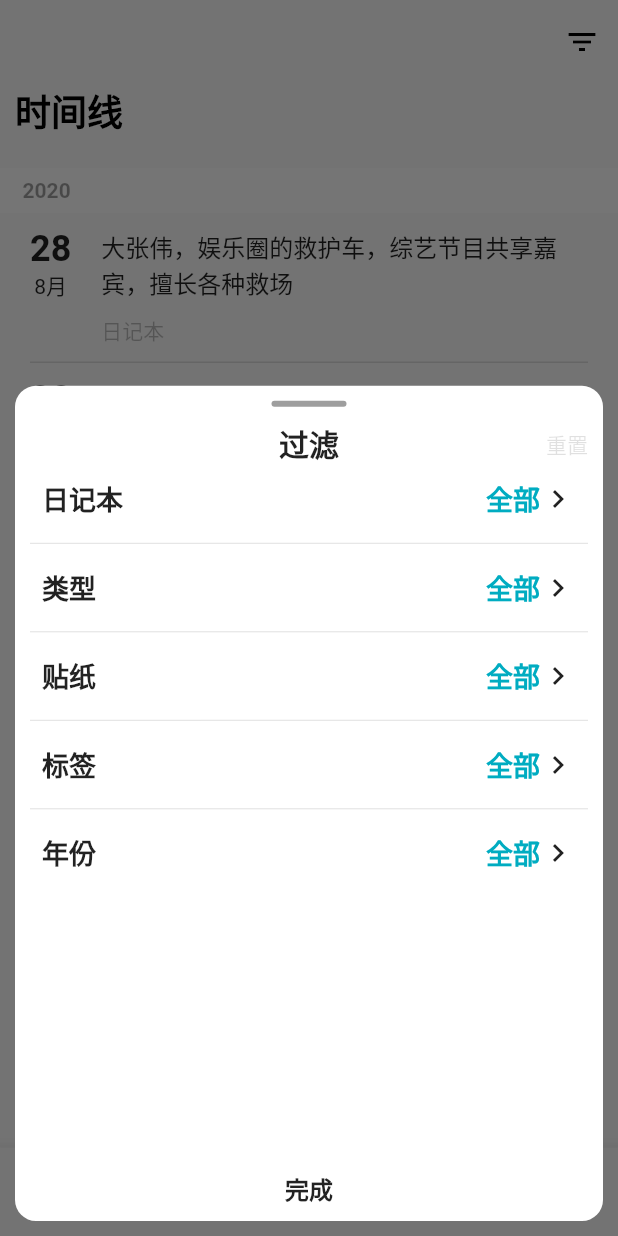
After one commit to Hemomoo/gezhi, a Flutter app: the screen it shows after launch, item 2 of the bottom bar chosen, after a tap on the "filter list" icon, on a phone screen of 412 x 824 dp. The commit adds this screen. Run offline on Flutter 3.47's test engine with Material 2 defaults, Android fonts, the phone set to English and light mode, and no system bars; our stand-ins replace dio, event_bus, flutter_keyboard_visibility, flutter_markdown, flutter_screenutil, flutter_slidable and 6 more; missing offline and left inert: draggable_flutter_list, launch_review; accounts and stored records are empty; statements that could not run were skipped.

Commit message:
滚动增加列表

```diff
--- a/gezhi/lib/main.dart
+++ b/gezhi/lib/main.dart
@@ -2,6 +2,8 @@
 import 'package:flutter/rendering.dart';
 import 'package:gezhi/pages/error/404.dart';
 import 'package:gezhi/pages/index.dart';
+import 'package:provider/provider.dart';
+import 'package:gezhi/providers/me/me.dart';
 import 'package:flutter_screenutil/flutter_screenutil.dart';
 // import 'package:gezhi/pages/login/login.dart';s
 
@@ -21,10 +23,13 @@
 }
 
 class MyApp extends StatelessWidget {
-  // This widget is the root of your application.
   @override
   Widget build(BuildContext context) {
-    return MaterialApp(
+    return MultiProvider(
+      providers: [
+        ChangeNotifierProvider<Me>(create: (context) => Me()),
+      ],
+      child: MaterialApp(
           title: '格志日记',
           debugShowCheckedModeBanner: false, // 取消debug
           theme: ThemeData(
@@ -40,6 +45,7 @@
           // routes: new Routes(context).routes,
           onGenerateRoute: onGenerateRoute,
           //错误的路由跳转到404
-        onUnknownRoute: (settings) => MaterialPageRoute(builder: (context) => PageNotFound()));
+          onUnknownRoute: (settings) => MaterialPageRoute(builder: (context) => PageNotFound())),
+    );
   }
 }
--- /dev/null
+++ b/gezhi/lib/widgets/time_line/index/date_line_delegate.dart
@@ -0,0 +1,30 @@
+import 'package:flutter/material.dart';
+
+class DateLineDelegate extends SliverPersistentHeaderDelegate {
+  @override
+  Widget build(BuildContext context, double shrinkOffset, bool overlapsContent) {
+    return Container(
+      height: 48,
+      padding: EdgeInsets.only(left: 15, right: 15),
+      color: Colors.white,
+      child: Align(
+        alignment: Alignment.centerLeft,
+        child: Text(
+          '2020',
+          style: TextStyle(color: Colors.black38, fontWeight: FontWeight.bold),
+        ),
+      ),
+    );
+  }
+
+  @override
+  double get maxExtent => 30;
+
+  @override
+  double get minExtent => 30;
+
+  @override
+  bool shouldRebuild(SliverPersistentHeaderDelegate oldDelegate) {
+    return true;
+  }
+}
--- /dev/null
+++ b/gezhi/lib/widgets/time_line/index/list_diary_widget_item.dart
@@ -0,0 +1,62 @@
+// 首页列表的item widget
+import 'package:flutter/material.dart';
+
+class ListDiaryWidgetItem extends StatelessWidget {
+  const ListDiaryWidgetItem({Key key}) : super(key: key);
+
+  @override
+  Widget build(BuildContext context) {
+    return Container(
+      decoration: BoxDecoration(
+        border: Border(bottom: BorderSide(width: 1, color: Colors.black12)),
+      ),
+      margin: EdgeInsets.symmetric(horizontal: 20),
+      padding: EdgeInsets.symmetric(vertical: 10),
+      child: GestureDetector(
+        behavior: HitTestBehavior.opaque,
+        child: Row(
+          children: [
+            Padding(
+              padding: EdgeInsets.only(right: 20),
+              child: Column(
+                children: [
+                  Text(
+                    '28',
+                    style: TextStyle(
+                      fontSize: 24,
+                      fontWeight: FontWeight.bold,
+                    ),
+                  ),
+                  Text('8月')
+                ],
+              ),
+            ),
+            Expanded(
+              child: Column(
+                crossAxisAlignment: CrossAxisAlignment.start,
+                children: [
+                  Padding(
+                    padding: EdgeInsets.only(bottom: 10),
+                    child: Text(
+                      '大张伟，娱乐圈的救护车，综艺节目共享嘉宾，擅长各种救场',
+                      maxLines: 2,
+                      style: TextStyle(fontSize: 16),
+                    ),
+                  ),
+                  Text(
+                    '日记本',
+                    textAlign: TextAlign.start,
+                    style: TextStyle(color: Colors.black26),
+                  )
+                ],
+              ),
+            ),
+          ],
+        ),
+        onTap: () {
+          Navigator.pushNamed(context, '/time_line/time_line_diary');
+        },
+      ),
+    );
+  }
+}
--- /dev/null
+++ b/gezhi/lib/widgets/time_line/index/sort_sel_list.dart
@@ -0,0 +1,64 @@
+// 筛选排序widget
+import 'package:flutter/material.dart';
+import 'package:gezhi/widgets/common/common.dart';
+import 'package:gezhi/style/style.dart';
+
+class SortList extends StatefulWidget {
+  const SortList({Key key}) : super(key: key);
+
+  @override
+  _SortListState createState() => _SortListState();
+}
+
+class _SortListState extends State<SortList> {
+  static final List<Map> sortList = [
+    {'name': '日记本', 'sel': '全部'},
+    {'name': '类型', 'sel': '全部'},
+    {'name': '贴纸', 'sel': '全部'},
+    {'name': '标签', 'sel': '全部'},
+    {'name': '年份', 'sel': '全部'},
+  ];
+
+  @override
+  Widget build(BuildContext context) {
+    return Container(
+      child: ListView.separated(
+        itemBuilder: (BuildContext context, int index) {
+          return Padding(
+            padding: const EdgeInsets.all(8.0),
+            child: Row(
+              mainAxisAlignment: MainAxisAlignment.spaceBetween,
+              children: [
+                Text(
+                  sortList[index]['name'],
+                  style: TextStyle(fontWeight: FontWeight.bold, fontSize: 18),
+                ),
+                Row(
+                  mainAxisAlignment: MainAxisAlignment.end,
+                  children: [
+                    Text(
+                      sortList[index]['sel'],
+                      style: TextStyle(fontWeight: FontWeight.bold, fontSize: 18, color: GZColors.primary),
+                    ),
+                    IconButton(
+                      padding: EdgeInsets.zero,
+                      constraints: BoxConstraints(), // 取消约束
+                      icon: Icon(Icons.keyboard_arrow_right),
+                      onPressed: () {
+                        print('121');
+                      },
+                    )
+                  ],
+                ),
+              ],
+            ),
+          );
+        },
+        separatorBuilder: (BuildContext context, int index) {
+          return CommonWidget.divider;
+        },
+        itemCount: sortList.length,
+      ),
+    );
+  }
+}
```
Also changed, not shown: gezhi/lib/pages/calendar/index.dart (+10 -1 lines), gezhi/lib/pages/time_line/index.dart (+28 -154 lines), gezhi/lib/pages/time_line/revised_diary.dart (+93 -97 lines), gezhi/lib/pages/time_line/time_line_diary.dart (+20 -12 lines), gezhi/lib/routes/route.dart (+3 -4 lines), gezhi/lib/widgets/calendar/calendar_item.dart (+7 -9 lines), gezhi/lib/widgets/calendar/calendar_list/calendar_list.dart (+15 -8 lines), gezhi/lib/widgets/calendar/calendar_list/day_number.dart (+10 -7 lines), gezhi/lib/widgets/time_line/label_widget.dart (+21 -5 lines), gezhi/lib/widgets/time_line/paster.dart (added, +41 -0 lines), gezhi/pubspec.yaml (+11 -5 lines), gezhi/pubspec.lock, 1 other file. Lines whose indentation alone changed are shown as unchanged.
